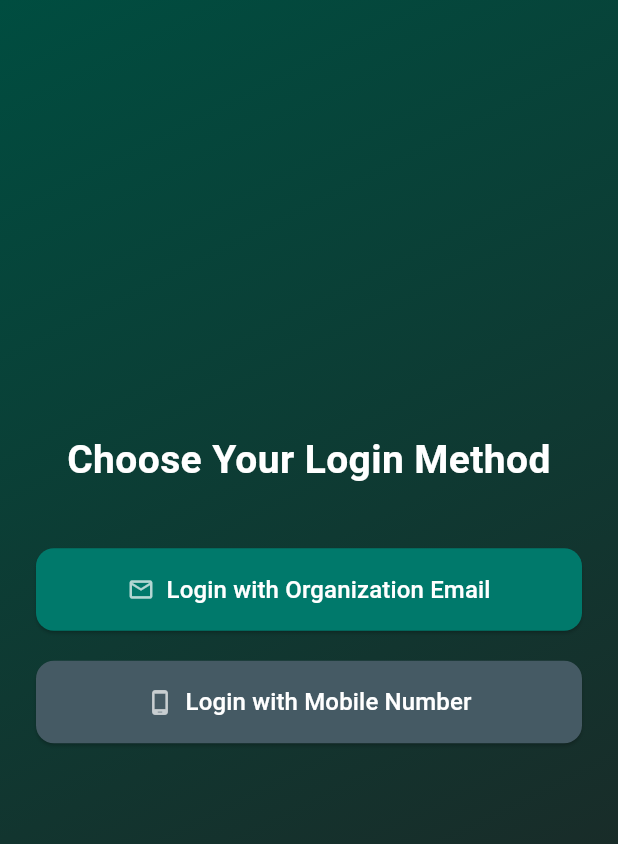
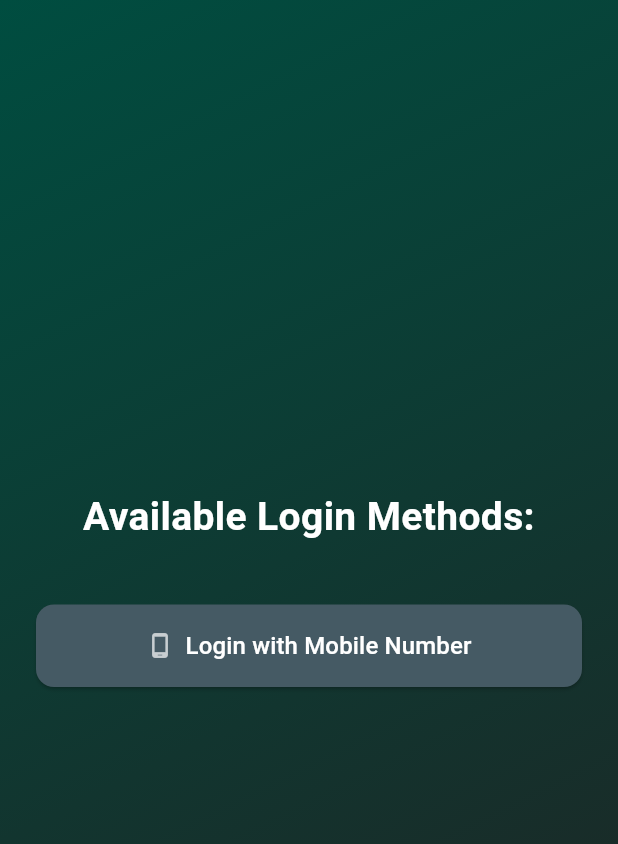
Before and after one commit to blaze-karmagroup/app_prototype1, a Flutter app: the screen it shows after launch, on a phone screen of 412 x 824 dp. Shown: the top 844 px of the screen. Run offline on Flutter 3.47's test engine with Material 3 defaults, Android fonts, the phone set to English and light mode, and no system bars; our stand-ins replace firebase_auth, firebase_core, geolocator, google_maps_flutter, google_sign_in; accounts and stored records are empty.

```diff
--- a/lib/screens/auth/auth_options.dart
+++ b/lib/screens/auth/auth_options.dart
@@ -36,7 +36,7 @@ class LoginOptionsPage extends StatelessWidget {
                 // const SizedBox(height: 48),
 
                 const Text(
-                  'Choose Your Login Method',
+                  'Available Login Methods:',
                   textAlign: TextAlign.center,
                   style: TextStyle(
                     fontSize: 26,
@@ -46,28 +46,27 @@ class LoginOptionsPage extends StatelessWidget {
                 ),
                 const SizedBox(height: 40),
 
-                // Option 1: Login with Organization Email ID
-                ElevatedButton.icon(
-                  icon: const Icon(Icons.email_outlined, color: Colors.white70),
-                  label: const Text(
-                    'Login with Organization Email',
-                    style: TextStyle(fontSize: 16, color: Colors.white),
-                  ),
-                  style: ElevatedButton.styleFrom(
-                    backgroundColor: Colors.teal.shade700,
-                    padding: const EdgeInsets.symmetric(vertical: 16),
-                    shape: RoundedRectangleBorder(
-                      borderRadius: BorderRadius.circular(12),
-                    ),
-                  ),
-                  onPressed: () {
-                    Navigator.push(context, MaterialPageRoute(builder: (context) => const EmailLoginPage()));
-                    ScaffoldMessenger.of(context).showSnackBar(
-                      const SnackBar(content: Text('Email Login Tapped')),
-                    );
-                  },
-                ),
-                const SizedBox(height: 20),
+                // ElevatedButton.icon(
+                //   icon: const Icon(Icons.email_outlined, color: Colors.white70),
+                //   label: const Text(
+                //     'Login with Organization Email',
+                //     style: TextStyle(fontSize: 16, color: Colors.white),
+                //   ),
+                //   style: ElevatedButton.styleFrom(
+                //     backgroundColor: Colors.teal.shade700,
+                //     padding: const EdgeInsets.symmetric(vertical: 16),
+                //     shape: RoundedRectangleBorder(
+                //       borderRadius: BorderRadius.circular(12),
+                //     ),
+                //   ),
+                //   onPressed: () {
+                //     Navigator.push(context, MaterialPageRoute(builder: (context) => const EmailLoginPage()));
+                //     ScaffoldMessenger.of(context).showSnackBar(
+                //       const SnackBar(content: Text('Email Login Tapped')),
+                //     );
+                //   },
+                // ),
+                // const SizedBox(height: 20),
 
                 // Option 2: Login with Mobile Number
                 ElevatedButton.icon(
```
Also changed, not shown: lib/screens/auth/mobile_auth.dart (+81 -52 lines), pubspec.lock.
